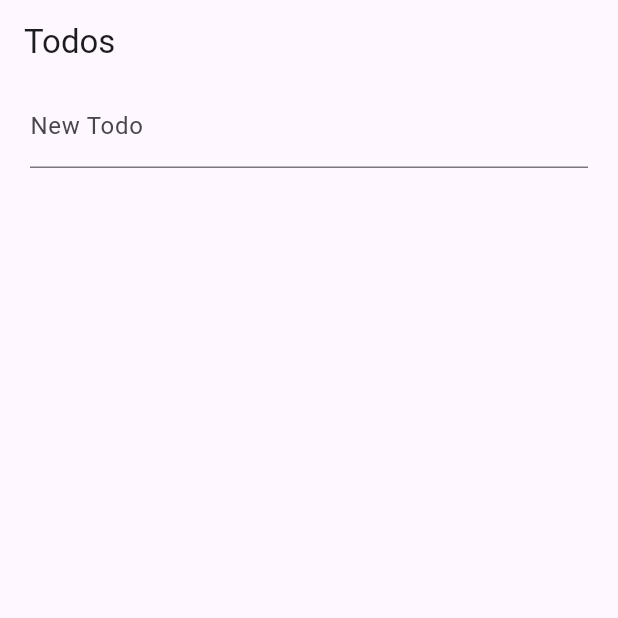
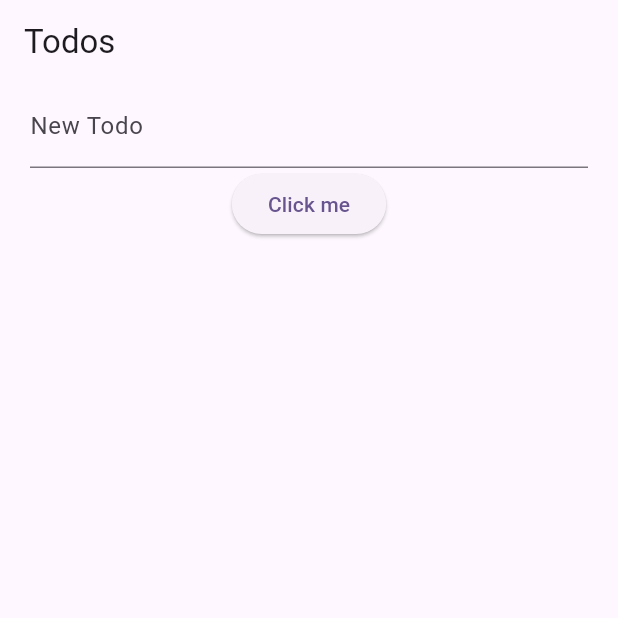
Before and after one commit to TX-Phuc-d8m7/flutter-riverpod-project, a Flutter app: the TodosPage screen opened directly, on a phone screen of 412 x 824 dp, the top half of it. Run offline on Flutter 3.47's test engine with Material 3 defaults, Android fonts, the phone set to English and light mode, and no system bars; our stand-ins replace dio, equatable, flutter_riverpod, freezed_annotation, riverpod_annotation; missing offline and left inert: bulleted_list; generated files the repository leaves out were written again.

Commit message:
Daily Commit

```diff
--- a/change_notifier_provider/lib/pages/todos_page.dart
+++ b/change_notifier_provider/lib/pages/todos_page.dart
@@ -79,6 +79,7 @@ class _AddTodoState extends ConsumerState<AddTodo> {
               }
             },
           ),
+          ElevatedButton(onPressed: () {}, child: Text("Click me"))
         ],
       ),
     );
```
